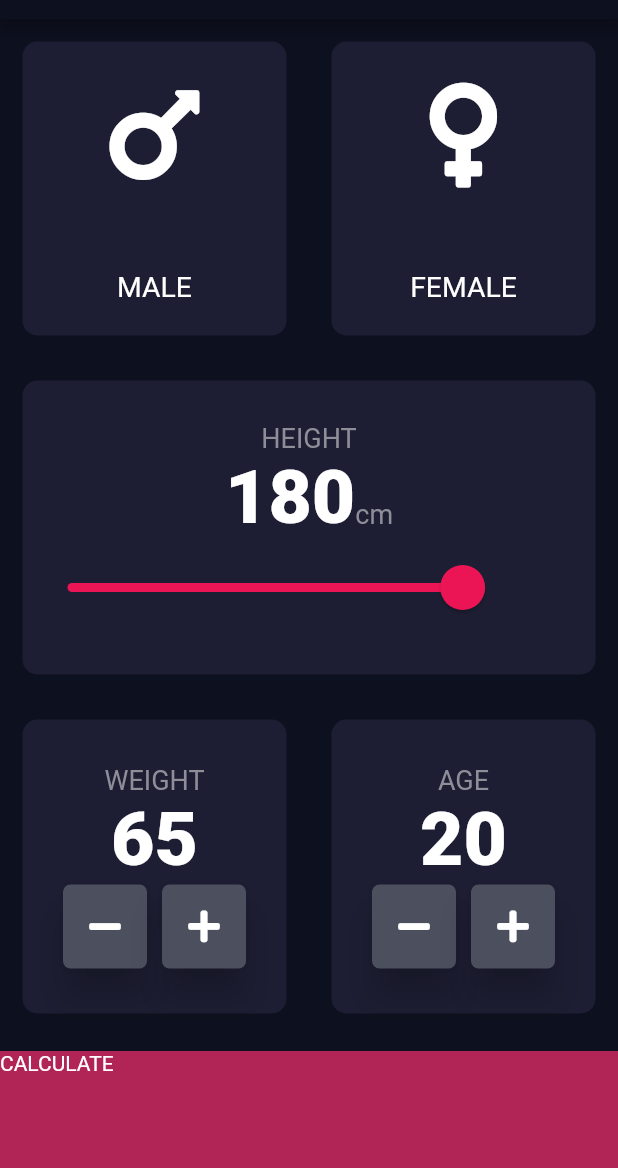
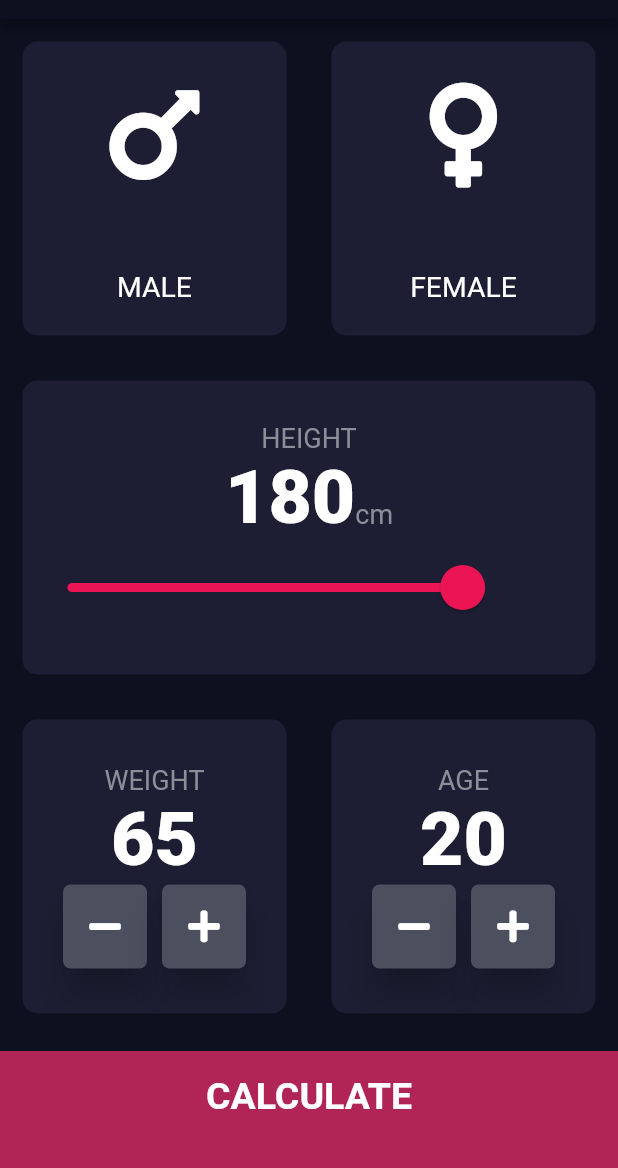
Before and after one commit to abdulaziz-damlahi/bmi-calculator, a Flutter app: the screen it shows after launch, on a phone screen of 412 x 824 dp, the part 65-1233 px from its top. Run offline on Flutter 3.47's test engine with Material 2 defaults, Android fonts, the phone set to English and light mode, and no system bars; our stand-ins replace font_awesome_flutter; missing offline and left inert: dart:ffi.

Commit message:
second page & split to files & finalizing theme

```diff
--- /dev/null
+++ b/lib/component/bottom_button.dart
@@ -0,0 +1,28 @@
+import 'package:flutter/material.dart';
+import '../constant.dart';
+
+class bottombutton extends StatelessWidget {
+  bottombutton({@required this.ontap, @required this.buttontitle});
+
+  final Function ontap;
+  final String buttontitle;
+  @override
+  Widget build(BuildContext context) {
+    return GestureDetector(
+      onTap: ontap,
+      child: Container(
+        child: Center(
+          child: Text(
+            buttontitle,
+            style: kLargeButtonTextstyle,
+          ),
+        ),
+        color: kwidgetcolorbottom,
+        margin: EdgeInsets.only(top: 10),
+        padding: EdgeInsets.only(bottom: 20),
+        width: double.infinity,
+        height: kbottomContanerH,
+      ),
+    );
+  }
+}
--- /dev/null
+++ b/lib/component/round_icon_button.dart
@@ -0,0 +1,21 @@
+import 'package:flutter/material.dart';
+
+@override
+class RoundIconButton extends StatelessWidget {
+  RoundIconButton({@required this.icon, @required this.onPressed});
+  final IconData icon;
+  final Function onPressed;
+  Widget build(BuildContext context) {
+    return RawMaterialButton(
+      child: Icon(icon),
+      onPressed: onPressed,
+      elevation: 10.0,
+      constraints: BoxConstraints.tightFor(
+        width: 56.0,
+        height: 56.0,
+      ),
+      shape: RoundedRectangleBorder(borderRadius: BorderRadius.circular(5.0)),
+      fillColor: Color(0xff4c4f5e),
+    );
+  }
+}
--- a/lib/main.dart
+++ b/lib/main.dart
@@ -1,5 +1,5 @@
 import 'package:flutter/material.dart';
-import 'input_page.dart';
+import 'package:bmi_calculator/screens/input_page.dart';
 
 void main() => runApp(BMICalculator());
 
--- a/lib/input_page.dart
+++ b/lib/screens/input_page.dart
@@ -3,10 +3,12 @@ import 'dart:ffi';
 import 'package:flutter/cupertino.dart';
 import 'package:flutter/material.dart';
 import 'package:font_awesome_flutter/font_awesome_flutter.dart';
-import 'reusable.dart';
-import 'icon_content.dart';
-import 'constant.dart';
-import 'Results_pages.dart';
+import 'package:bmi_calculator/component/reusable.dart';
+import 'package:bmi_calculator/component/icon_content.dart';
+import 'package:bmi_calculator/constant.dart';
+import 'package:bmi_calculator/screens//Results_pages.dart';
+import 'package:bmi_calculator/component/bottom_button.dart';
+import 'package:bmi_calculator/component/round_icon_button.dart';
 
 enum Gender {
   male,
@@ -205,41 +207,15 @@ class _InputPageState extends State<InputPage> {
               ),
             ],
           )),
-          GestureDetector(
-            onTap: () {
+          bottombutton(
+            buttontitle: 'CALCULATE',
+            ontap: () {
               Navigator.push(context,
                   MaterialPageRoute(builder: (context) => ResultsPages()));
             },
-            child: Container(
-              child: Text('CALCULATE'),
-              color: kwidgetcolorbottom,
-              margin: EdgeInsets.only(top: 10),
-              width: double.infinity,
-              height: kbottomContanerH,
-            ),
           ),
         ],
       ),
     );
   }
 }
-
-@override
-class RoundIconButton extends StatelessWidget {
-  RoundIconButton({@required this.icon, @required this.onPressed});
-  final IconData icon;
-  final Function onPressed;
-  Widget build(BuildContext context) {
-    return RawMaterialButton(
-      child: Icon(icon),
-      onPressed: onPressed,
-      elevation: 10.0,
-      constraints: BoxConstraints.tightFor(
-        width: 56.0,
-        height: 56.0,
-      ),
-      shape: RoundedRectangleBorder(borderRadius: BorderRadius.circular(5.0)),
-      fillColor: Color(0xff4c4f5e),
-    );
-  }
-}
```
Also changed, not shown: lib/constant.dart (+19 -0 lines), lib/results_pages.dart (deleted, +0 -13 lines), lib/screens/results_pages.dart (added, +63 -0 lines), lib/component/icon_content.dart (renamed from lib/icon_content.dart), lib/component/reusable.dart (renamed from lib/reusable.dart).
